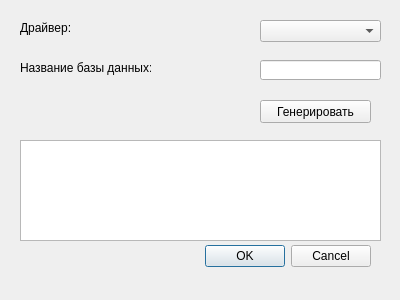
Before: the Qt Designer form MainForm/widgetgenerationscript.ui in Hronbox/CASE_SWDEP, drawn with Qt 5.
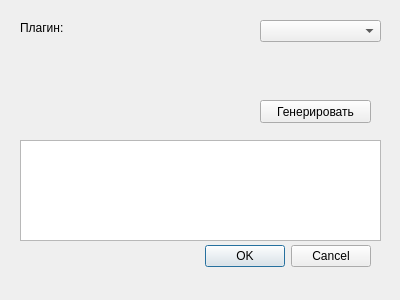
After: the same form once the commit is applied.

What changed in the file:
```diff
--- a/MainForm/widgetgenerationscript.ui
+++ b/MainForm/widgetgenerationscript.ui
@@ -52,30 +52,7 @@
     </rect>
    </property>
    <property name="text">
-    <string>Драйвер:</string>
-   </property>
-  </widget>
-  <widget class="QLabel" name="label_2">
-   <property name="geometry">
-    <rect>
-     <x>20</x>
-     <y>60</y>
-     <width>131</width>
-     <height>16</height>
-    </rect>
-   </property>
-   <property name="text">
-    <string>Название базы данных:</string>
-   </property>
-  </widget>
-  <widget class="QLineEdit" name="lineEditName">
-   <property name="geometry">
-    <rect>
-     <x>260</x>
-     <y>60</y>
-     <width>121</width>
-     <height>20</height>
-    </rect>
+    <string>Плагин:</string>
    </property>
   </widget>
   <widget class="QTextEdit" name="textEdit">
```
